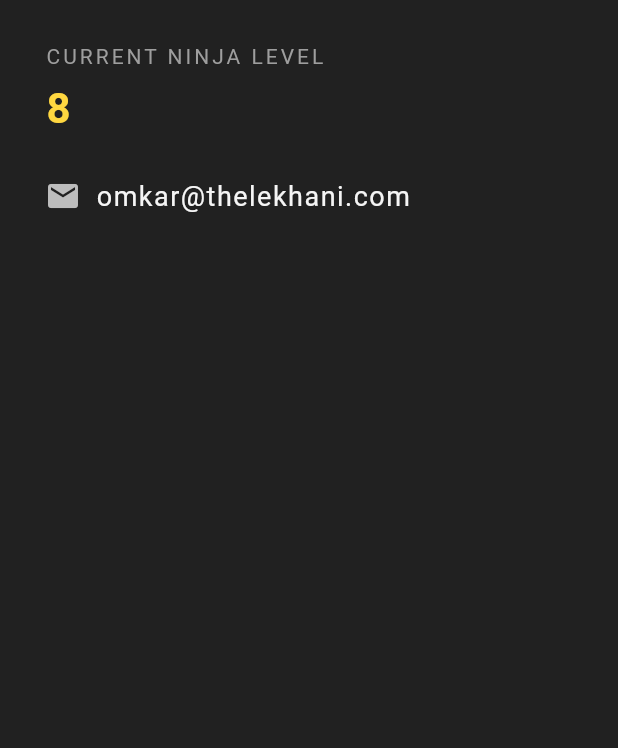
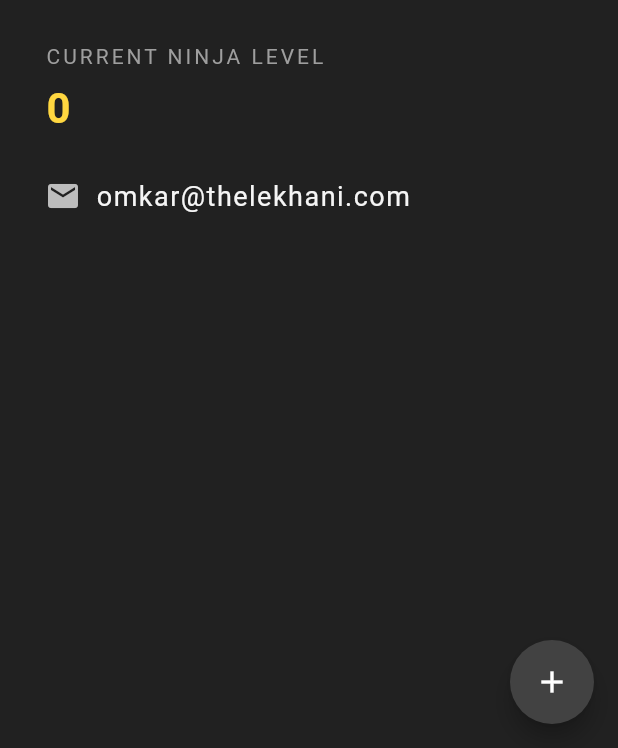
Before and after one commit to ImOmkar/Ninja-ID, a Flutter app: the screen it shows after launch, on a phone screen of 412 x 824 dp, the part 488-1236 px from its top. Run offline on Flutter 3.47's test engine with Material 2 defaults, Android fonts, the phone set to English and light mode, and no system bars.

```diff
--- a/lib/main.dart
+++ b/lib/main.dart
@@ -1,8 +1,15 @@
 import 'package:flutter/material.dart';
 
-void main() => runApp(MaterialApp(home: OmkarCard()));
+void main() => runApp(MaterialApp(home: NinjaCard()));
 
-class OmkarCard extends StatelessWidget {
+class NinjaCard extends StatefulWidget {
+  @override
+  _NinjaCardState createState() => _NinjaCardState();
+}
+
+int ninjaLevel = 0;
+
+class _NinjaCardState extends State<NinjaCard> {
   @override
   Widget build(BuildContext context) {
     return Scaffold(
@@ -12,6 +19,15 @@ class OmkarCard extends StatelessWidget {
         centerTitle: true,
         backgroundColor: Colors.grey[850],
         elevation: 0.0,
+      ),
+      floatingActionButton: FloatingActionButton(
+        onPressed: () {
+          setState(() {
+            ninjaLevel += 1;
+          });
+        },
+        child: Icon(Icons.add),
+        backgroundColor: Colors.grey[800],
       ),
       body: Padding(
         padding: EdgeInsets.fromLTRB(30.0, 40.0, 30.0, 0),
@@ -54,7 +70,7 @@ class OmkarCard extends StatelessWidget {
             SizedBox(
               height: 10.0,
             ),
-            Text('8',
+            Text('$ninjaLevel',
                 style: TextStyle(
                   color: Colors.amberAccent,
                   letterSpacing: 2.0,
--- a/pubspec.yaml
+++ b/pubspec.yaml
@@ -1,4 +1,4 @@
-name: omkar_id
+name: NinjaCard
 description: A new Flutter project.
 
 # The following line prevents the package from being accidentally published to
```
Also changed, not shown: flutter_01.png (added).
